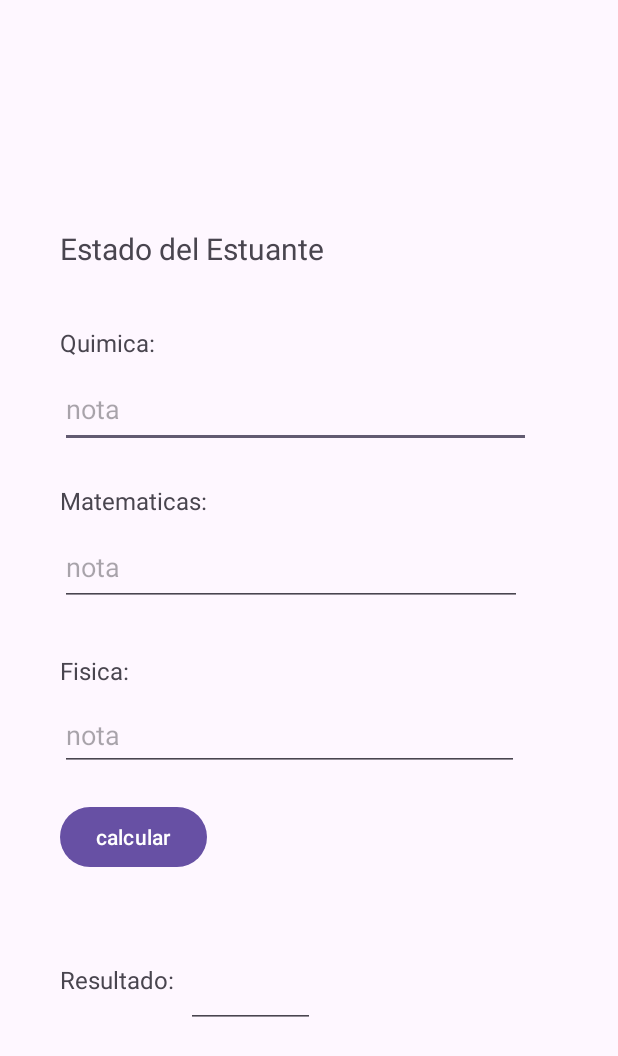
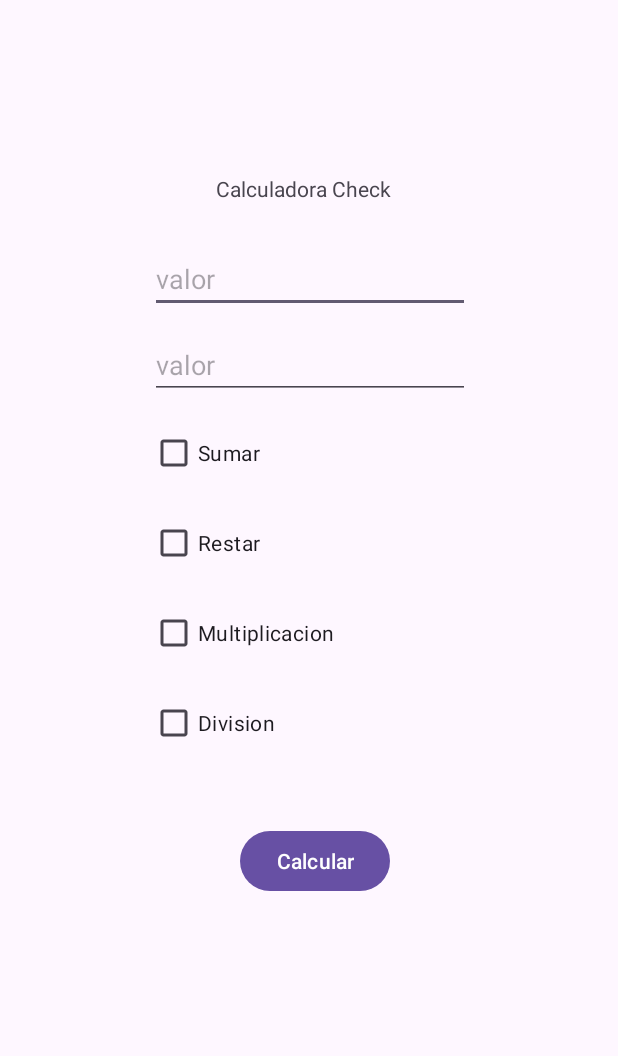
Before and after one commit to jotaalvarezz/androidStudio_apps, an Android app: the screen it shows after launch (MainActivity), on a phone screen of 412 x 824 dp. Shown: the top 1056 px of the screen. Run offline under Robolectric (Android 15) with nearby library versions, the phone set to English and light mode, and no system bars.

Commit message:
checkbox finished

```diff
--- a/app/src/main/java/com/example/myapplication/MainActivity.java
+++ b/app/src/main/java/com/example/myapplication/MainActivity.java
@@ -2,8 +2,10 @@ package com.example.myapplication;
 
 import android.os.Bundle;
 import android.view.View;
+import android.widget.CheckBox;
 import android.widget.EditText;
 import android.widget.TextView;
+import android.widget.Toast;
 
 import androidx.activity.EdgeToEdge;
 import androidx.appcompat.app.AppCompatActivity;
@@ -12,24 +14,30 @@ import androidx.core.view.ViewCompat;
 import androidx.core.view.WindowInsetsCompat;
 
 import java.math.BigDecimal;
+import java.util.ArrayList;
 
 public class MainActivity extends AppCompatActivity {
-    private EditText edt1;
-    private EditText edt2;
-    private EditText edt3;
-    private EditText edt4;
-    private TextView tw1;
+
+    private EditText et1;
+    private EditText et2;
+    private CheckBox check_sum;
+    private CheckBox check_res;
+    private CheckBox check_mul;
+    private CheckBox check_div;
+    private TextView res;
 
     @Override
     protected void onCreate(Bundle savedInstanceState) {
         super.onCreate(savedInstanceState);
         EdgeToEdge.enable(this);
         setContentView(R.layout.activity_main);
-        edt1 = (EditText) findViewById(R.id.text_value1);
-        edt2 = (EditText) findViewById(R.id.text_value2);
-        edt3 = (EditText) findViewById(R.id.text_value3);
-        edt4 = (EditText) findViewById(R.id.editTextText);
-        tw1 = (TextView) findViewById(R.id.textView6);
+        et1 = (EditText)findViewById(R.id.input_num1);
+        et2 = (EditText)findViewById(R.id.input_num2);
+        check_sum = (CheckBox)findViewById(R.id.check_suma);
+        check_res = (CheckBox)findViewById(R.id.check_resta);
+        check_mul = (CheckBox)findViewById(R.id.check_mul);
+        check_div = (CheckBox)findViewById(R.id.check_div);
+        res = (TextView)findViewById(R.id.text_res);
         ViewCompat.setOnApplyWindowInsetsListener(findViewById(R.id.main), (v, insets) -> {
             Insets systemBars = insets.getInsets(WindowInsetsCompat.Type.systemBars());
             v.setPadding(systemBars.left, systemBars.top, systemBars.right, systemBars.bottom);
@@ -37,28 +45,67 @@ public class MainActivity extends AppCompatActivity {
         });
     }
 
-    public void calculate(View view){
-        String value1 = edt1.getText().toString();
-        String value2 = edt2.getText().toString();
-        String value3 = edt3.getText().toString();
+    public void  calculate(View view){
+        ArrayList<String> operations = new ArrayList<>();
+        float value1 = Float.parseFloat(et1.getText().toString());
+        float value2 = Float.parseFloat(et2.getText().toString());
 
-        float prom = 0;
-
-        float note1 = Float.parseFloat(value1);
-        float note2 = Float.parseFloat(value2);
-        float note3 = Float.parseFloat(value3);
-
-        prom = (note1 + note2 + note3) / 3;
-
-        String res = "";
-        String promedio = String.valueOf(prom);
-        if(prom >= 6){
-            res = String.valueOf("aprobado");
-        }else if(prom < 6){
-            res = String.valueOf("reprobado");
+        if(check_sum.isChecked()){
+            operations.add("sumar");
         }
 
-        tw1.setText(res);
-        edt4.setText(promedio);
+        if(check_res.isChecked()){
+            operations.add("restar");
+        }
+
+        if(check_mul.isChecked()){
+            operations.add("multiplicar");
+        }
+
+        if(check_div.isChecked()){
+            operations.add("division");
+        }
+
+        if(et1.getText().toString() == null){
+            Toast.makeText(this, "¡No hay valor en el campo uno!", Toast.LENGTH_SHORT).show();
+            return;
+        }
+
+        if(et2.getText().toString() == null){
+            Toast.makeText(this, "¡No hay valor en el campo dos!", Toast.LENGTH_SHORT).show();
+            return;
+        }
+
+        if(operations.size() == 0){
+            Toast.makeText(this, "¡No hay ninguna operacion selecionada!", Toast.LENGTH_SHORT).show();
+            return;
+        }
+
+        String cadena = "";
+
+        for (String operation: operations) {
+            if(operation == "sumar"){
+                float result = value1 + value2;
+                cadena = cadena+"/"+operation+": "+result;
+            }
+            if(operation == "restar"){
+                float result = value1 - value2;
+                cadena = cadena+"/"+operation+": "+result;
+            }
+            if(operation == "multiplicar"){
+                float result = value1 * value2;
+                cadena = cadena+"/"+operation+": "+result;
+            }
+            if(operation == "division"){
+                if(value2 != 0){
+                    float result = value1 / value2;
+                    cadena = cadena+"/"+operation+": "+result;
+                }else{
+                    Toast.makeText(this, "Valor "+value2+" en el campo dos no valido", Toast.LENGTH_SHORT).show();
+                }
+            }
+        }
+
+        res.setText(String.valueOf(cadena));
     }
 }
--- a/app/src/main/res/layout/activity_main.xml
+++ b/app/src/main/res/layout/activity_main.xml
@@ -8,124 +8,98 @@
     tools:context=".MainActivity">
 
     <TextView
-        android:id="@+id/textView"
+        android:id="@+id/text_title"
         android:layout_width="wrap_content"
         android:layout_height="wrap_content"
-        android:layout_marginStart="40dp"
-        android:layout_marginTop="152dp"
-        android:text="@string/text_status"
-        android:textSize="20sp"
+        android:layout_marginStart="144dp"
+        android:layout_marginTop="116dp"
+        android:text="@string/txt_title"
         app:layout_constraintStart_toStartOf="parent"
         app:layout_constraintTop_toTopOf="parent" />
 
-    <TextView
-        android:id="@+id/textView2"
+    <EditText
+        android:id="@+id/input_num1"
         android:layout_width="wrap_content"
         android:layout_height="wrap_content"
-        android:layout_marginStart="40dp"
-        android:layout_marginTop="16dp"
-        android:text="@string/text_quimica"
-        android:textSize="16sp"
+        android:layout_marginStart="100dp"
+        android:layout_marginTop="28dp"
+        android:ems="10"
+        android:hint="@string/hint_valor"
+        android:inputType="numberDecimal"
         app:layout_constraintStart_toStartOf="parent"
-        app:layout_constraintTop_toBottomOf="@+id/textView6" />
+        app:layout_constraintTop_toBottomOf="@+id/text_title" />
 
     <EditText
-        android:id="@+id/text_value1"
-        android:layout_width="314dp"
-        android:layout_height="51dp"
-        android:layout_marginStart="40dp"
-        android:layout_marginTop="8dp"
+        android:id="@+id/input_num2"
+        android:layout_width="wrap_content"
+        android:layout_height="wrap_content"
+        android:layout_marginStart="100dp"
+        android:layout_marginTop="12dp"
         android:ems="10"
-        android:hint="@string/text_hint"
+        android:hint="@string/hint_valor"
         android:inputType="numberDecimal"
         app:layout_constraintStart_toStartOf="parent"
-        app:layout_constraintTop_toBottomOf="@+id/textView2" />
+        app:layout_constraintTop_toBottomOf="@+id/input_num1" />
 
-    <EditText
-        android:id="@+id/text_value2"
-        android:layout_width="308dp"
-        android:layout_height="51dp"
-        android:layout_marginStart="40dp"
-        android:layout_marginTop="8dp"
-        android:ems="10"
-        android:hint="@string/text_hint"
-        android:inputType="numberDecimal"
+    <Button
+        android:id="@+id/btn"
+        android:layout_width="wrap_content"
+        android:layout_height="wrap_content"
+        android:layout_marginStart="160dp"
+        android:layout_marginTop="44dp"
+        android:onClick="calculate"
+        android:text="@string/btn_text"
         app:layout_constraintStart_toStartOf="parent"
-        app:layout_constraintTop_toBottomOf="@+id/textView3" />
+        app:layout_constraintTop_toBottomOf="@+id/check_div" />
 
-    <EditText
-        android:id="@+id/text_value3"
-        android:layout_width="306dp"
-        android:layout_height="48dp"
-        android:layout_marginStart="40dp"
-        android:layout_marginTop="8dp"
-        android:ems="10"
-        android:hint="@string/text_hint"
-        android:inputType="numberDecimal"
+    <CheckBox
+        android:id="@+id/check_suma"
+        android:layout_width="wrap_content"
+        android:layout_height="wrap_content"
+        android:layout_marginStart="100dp"
+        android:layout_marginTop="12dp"
+        android:text="@string/check_suma"
         app:layout_constraintStart_toStartOf="parent"
-        app:layout_constraintTop_toBottomOf="@+id/textView4" />
+        app:layout_constraintTop_toBottomOf="@+id/input_num2" />
+
+    <CheckBox
+        android:id="@+id/check_mul"
+        android:layout_width="wrap_content"
+        android:layout_height="wrap_content"
+        android:layout_marginStart="100dp"
+        android:layout_marginTop="12dp"
+        android:text="@string/check_multiplicacion"
+        app:layout_constraintStart_toStartOf="parent"
+        app:layout_constraintTop_toBottomOf="@+id/check_resta" />
+
+    <CheckBox
+        android:id="@+id/check_resta"
+        android:layout_width="wrap_content"
+        android:layout_height="wrap_content"
+        android:layout_marginStart="100dp"
+        android:layout_marginTop="12dp"
+        android:text="@string/check_resta"
+        app:layout_constraintStart_toStartOf="parent"
+        app:layout_constraintTop_toBottomOf="@+id/check_suma" />
+
+    <CheckBox
+        android:id="@+id/check_div"
+        android:layout_width="wrap_content"
+        android:layout_height="wrap_content"
+        android:layout_marginStart="100dp"
+        android:layout_marginTop="12dp"
+        android:text="@string/check_dividir"
+        app:layout_constraintStart_toStartOf="parent"
+        app:layout_constraintTop_toBottomOf="@+id/check_mul" />
 
     <TextView
-        android:id="@+id/textView3"
+        android:id="@+id/text_res"
         android:layout_width="wrap_content"
         android:layout_height="wrap_content"
-        android:layout_marginStart="40dp"
-        android:layout_marginTop="24dp"
-        android:text="@string/text_matematicas"
-        android:textSize="16sp"
+        android:layout_marginTop="76dp"
+        android:textSize="14sp"
+        app:layout_constraintEnd_toEndOf="parent"
+        app:layout_constraintHorizontal_bias="0.102"
         app:layout_constraintStart_toStartOf="parent"
-        app:layout_constraintTop_toBottomOf="@+id/text_value1" />
-
-    <TextView
-        android:id="@+id/textView4"
-        android:layout_width="wrap_content"
-        android:layout_height="wrap_content"
-        android:layout_marginStart="40dp"
-        android:layout_marginTop="32dp"
-        android:text="@string/text_fisica"
-        android:textSize="16sp"
-        app:layout_constraintStart_toStartOf="parent"
-        app:layout_constraintTop_toBottomOf="@+id/text_value2" />
-
-    <Button
-        android:id="@+id/button"
-        android:layout_width="wrap_content"
-        android:layout_height="wrap_content"
-        android:layout_marginStart="40dp"
-        android:layout_marginTop="20dp"
-        android:onClick="calculate"
-        android:text="@string/btn"
-        app:layout_constraintStart_toStartOf="parent"
-        app:layout_constraintTop_toBottomOf="@+id/text_value3" />
-
-    <TextView
-        android:id="@+id/textView5"
-        android:layout_width="wrap_content"
-        android:layout_height="wrap_content"
-        android:layout_marginStart="40dp"
-        android:layout_marginTop="60dp"
-        android:text="@string/text_res"
-        android:textSize="16sp"
-        app:layout_constraintStart_toStartOf="parent"
-        app:layout_constraintTop_toBottomOf="@+id/button" />
-
-    <EditText
-        android:id="@+id/editTextText"
-        android:layout_width="86dp"
-        android:layout_height="43dp"
-        android:layout_marginStart="8dp"
-        android:layout_marginTop="60dp"
-        android:ems="10"
-        android:inputType="text"
-        app:layout_constraintStart_toEndOf="@+id/textView5"
-        app:layout_constraintTop_toBottomOf="@+id/button" />
-
-    <TextView
-        android:id="@+id/textView6"
-        android:layout_width="112dp"
-        android:layout_height="22dp"
-        android:layout_marginStart="40dp"
-        android:textStyle="bold"
-        app:layout_constraintStart_toStartOf="parent"
-        app:layout_constraintTop_toBottomOf="@+id/textView" />
+        app:layout_constraintTop_toBottomOf="@+id/btn" />
 </androidx.constraintlayout.widget.ConstraintLayout>
--- a/app/src/main/res/values/strings.xml
+++ b/app/src/main/res/values/strings.xml
@@ -1,11 +1,10 @@
 <resources>
     <string name="app_name">My Application</string>
-    <string name="text_status">Estado del Estuante</string>
-    <string name="text_state"></string>
-    <string name="text_quimica">Quimica:</string>
-    <string name="text_matematicas">Matematicas:</string>
-    <string name="text_fisica">Fisica:</string>
-    <string name="text_res">Resultado:</string>
-    <string name="text_hint">nota</string>
-    <string name="btn">calcular</string>
+    <string name="txt_title">Calculadora Check</string>
+    <string name="hint_valor">valor</string>
+    <string name="check_suma">Sumar</string>
+    <string name="check_resta">Restar</string>
+    <string name="check_multiplicacion">Multiplicacion</string>
+    <string name="check_dividir">Division</string>
+    <string name="btn_text">Calcular</string>
 </resources>
```
